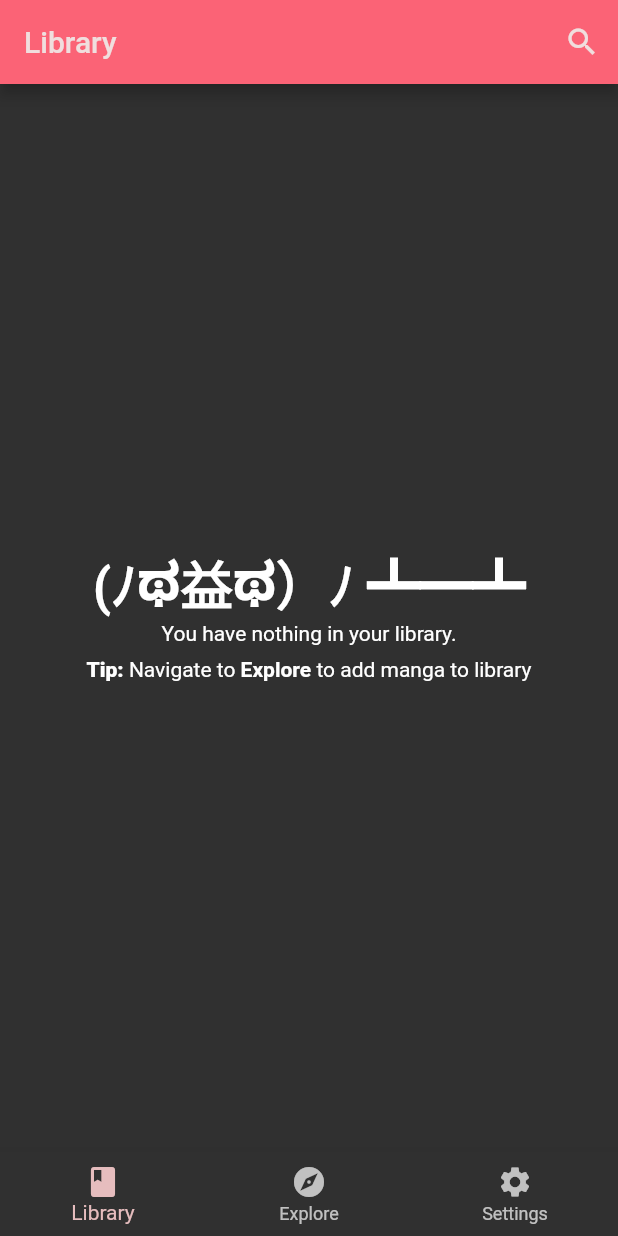
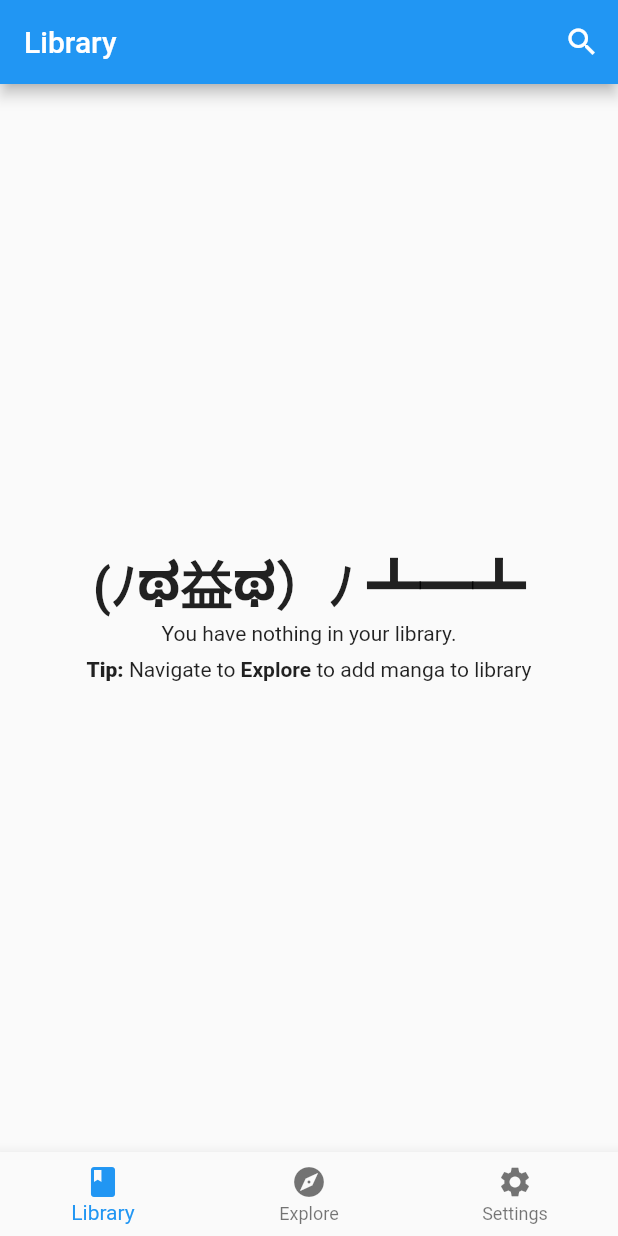
Before and after one commit to SupremeDeity/Himotoku, a Flutter app: the screen it shows after launch, on a phone screen of 412 x 824 dp. Run offline on Flutter 3.47's test engine with Material 2 defaults, Android fonts, the phone set to English and light mode, and no system bars; our stand-ins replace auto_route, cached_network_image, get, infinite_scroll_pagination, isar, logger and 1 more; accounts and stored records are empty; generated files the repository leaves out were written again.

Commit message:
Backup commit before major library change

```diff
--- a/lib/Data/Theme.dart
+++ b/lib/Data/Theme.dart
@@ -2,7 +2,7 @@ import 'package:flutter/material.dart';
 
 /// Provides definitions for pre-made themes
 class Themes {
-  static ThemeData get strawberryTheme {
+  static ThemeData get strawberryDarkTheme {
     return ThemeData(
       // brightness: Brightness.dark,
       // primaryColor: strawberryPrimary,
@@ -18,6 +18,26 @@ class Themes {
     );
   }
 
+  static ThemeData get strawberryLightTheme {
+    return ThemeData(
+      // brightness: Brightness.dark,
+      // primaryColor: strawberryPrimary,
+      // scaffoldBackgroundColor: strawberrySecondary,
+      // fontFamily: 'Montserrat',
+      // buttonTheme: ButtonThemeData(buttonColor: strawberryPrimary));
+      colorScheme: ColorScheme.fromSeed(
+        seedColor: strawberryPrimary,
+        brightness: Brightness.light,
+      ).copyWith(
+        surface: strawberryPrimary,
+      ),
+    );
+  }
+
   static Color strawberryPrimary = const Color.fromRGBO(251, 99, 118, 1);
-  static Color strawberrySecondary = const Color.fromRGBO(42, 50, 75, 1.0);
 }
+
+Map<String, ThemeData> themeMap = {
+  "strawberryLight": Themes.strawberryLightTheme,
+  "strawberryDark": Themes.strawberryDarkTheme
+};
--- a/lib/Pages/explore.dart
+++ b/lib/Pages/explore.dart
@@ -36,8 +36,8 @@ class _ExploreState extends State<Explore> {
           Padding(
             padding: const EdgeInsets.all(8.0),
             child: Text(
-              '${sources.length} sources available',
-              style: const TextStyle(color: Colors.white54, fontSize: 12),
+              '${sources.length} Sources available',
+              style: const TextStyle(fontSize: 12),
             ),
           ),
           ListView(
--- a/lib/Pages/manga_view.dart
+++ b/lib/Pages/manga_view.dart
@@ -55,7 +55,6 @@ class _MangaViewState extends State<MangaView> {
     isarInstance!.mangas.watchLazy().listen((event) {
       if (mounted) {
         setState(() {
-          print("object");
           causeUpdate += 1;
         });
       }
--- a/lib/Routes/route.dart
+++ b/lib/Routes/route.dart
@@ -1,4 +1,5 @@
 import 'package:auto_route/auto_route.dart';
+import 'package:yomu/Pages/Settings/settings-theme.dart';
 import 'package:yomu/Pages/explore.dart';
 import 'package:yomu/Pages/library.dart';
 import 'package:yomu/Pages/manga_view.dart';
@@ -32,6 +33,10 @@ import 'package:yomu/Widgets/Library/ChapterListView.dart';
     AutoRoute(
       page: ChapterListView,
       maintainState: true,
+    ),
+    AutoRoute(
+      page: SettingsTheme,
+      maintainState: true,
     )
   ],
   replaceInRouteName: 'Page,Route',
--- a/lib/Widgets/Library/ComfortableTile.dart
+++ b/lib/Widgets/Library/ComfortableTile.dart
@@ -30,11 +30,12 @@ class ComfortableTile extends StatelessWidget {
               padding: const EdgeInsets.all(5),
               width: double.infinity,
               decoration: const BoxDecoration(
-                color: Colors.black45,
+                color: Colors.black54,
               ),
               child: Text(
                 manga.mangaName,
                 style: const TextStyle(
+                  color: Colors.white70,
                   fontSize: 14,
                   fontWeight: FontWeight.w400,
                 ),
--- a/lib/main.dart
+++ b/lib/main.dart
@@ -1,6 +1,8 @@
 import 'package:flutter/material.dart';
+import 'package:flutter/scheduler.dart';
 import 'package:isar/isar.dart';
 import 'package:path_provider/path_provider.dart';
+import 'package:shared_preferences/shared_preferences.dart';
 
 import 'package:yomu/Data/Manga.dart';
 import 'package:yomu/Data/Theme.dart';
@@ -24,16 +26,30 @@ class YomuMain extends StatefulWidget {
 
 class _YomuMainState extends State<YomuMain> {
   final _router = YomuRouter();
+  SharedPreferences? prefs;
+
+  initPrefs() async {
+    prefs = await SharedPreferences.getInstance();
+    if (!(prefs!.containsKey("theme"))) {
+      var brightness = SchedulerBinding.instance.window.platformBrightness;
+      bool isDarkMode = brightness == Brightness.dark;
+      prefs!.setString(
+          "theme", isDarkMode ? "strawberryDark" : "strawberryLight");
+    }
+    print("object");
+  }
 
   @override
   void initState() {
+    initPrefs();
+
     super.initState();
   }
 
   @override
   Widget build(BuildContext context) {
     return MaterialApp.router(
-      theme: Themes.strawberryTheme,
+      theme: themeMap[prefs?.getString("theme")],
       routerDelegate: _router.delegate(),
       routeInformationParser: _router.defaultRouteParser(),
     );
--- a/pubspec.yaml
+++ b/pubspec.yaml
@@ -34,6 +34,9 @@ dependencies:
   isar: 3.0.0
   isar_flutter_libs: 3.0.0 # contains Isar Core
   path_provider: ^2.0.11
+  logger: ^1.1.0
+  shared_preferences: ^2.0.15
+  get: ^4.6.5
 
 dev_dependencies:
   flutter_test:
```
Also changed, not shown: lib/Extensions/asura.dart (+17 -6 lines), lib/Extensions/manganato.dart (+13 -6 lines), lib/Pages/Settings/settings-theme.dart (added, +53 -0 lines), lib/Pages/settings.dart (+15 -0 lines), lib/Pages/source_explore.dart (+0 -7 lines), lib/Widgets/Library/ChapterListView.dart (+6 -2 lines), lib/Routes/route.gr.dart, pubspec.lock, 1 other file.
